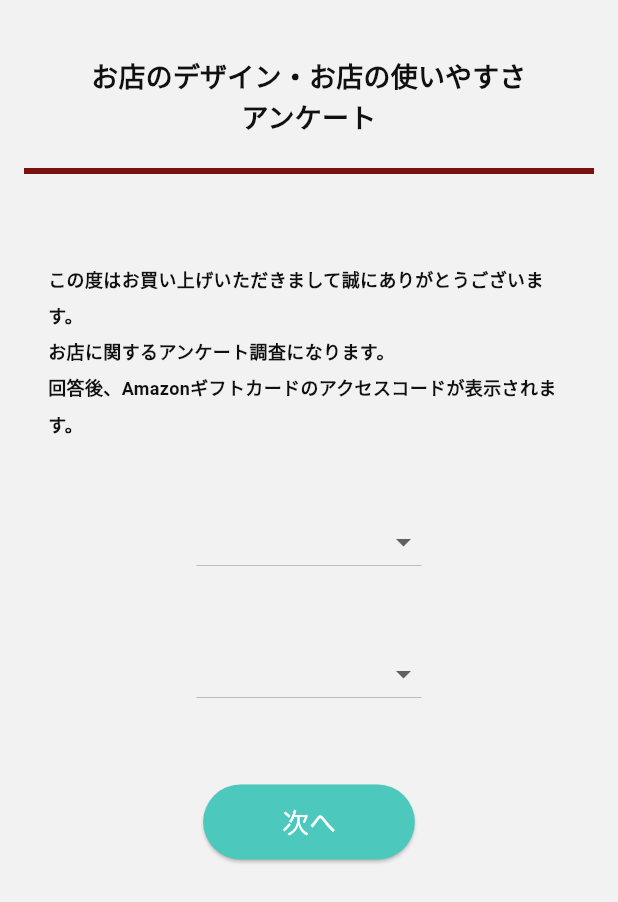
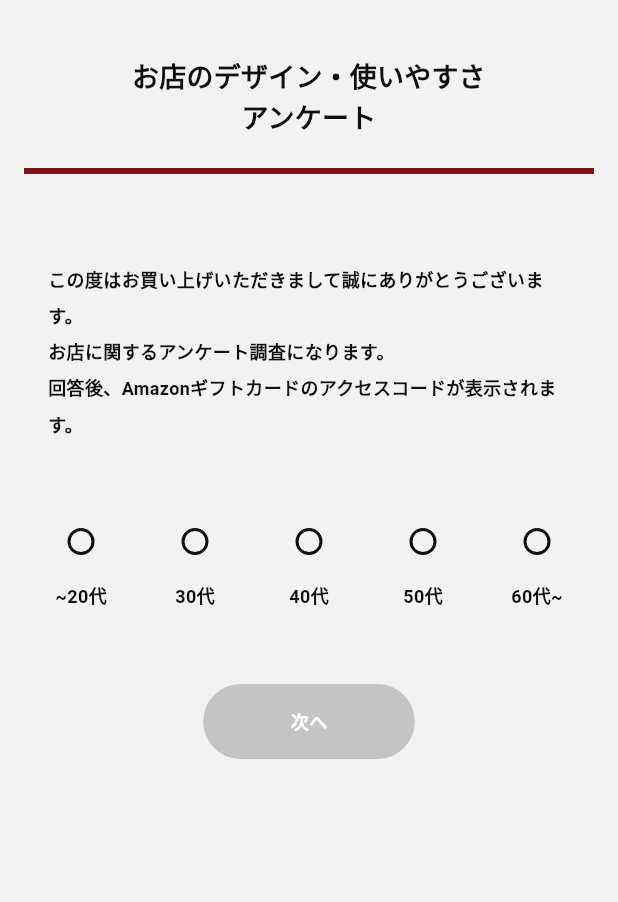
Before and after one commit to yigarashi-0117/chiku_log, a Flutter app: the screen it shows after launch, on a phone screen of 412 x 824 dp. Shown: the top 902 px of the screen. Run offline on Flutter 3.47's test engine with Material 3 defaults, Android fonts, the phone set to English and light mode, and no system bars; our stand-ins replace get, go_router, hive, hive_flutter, talker_flutter, web; missing offline and left inert: dart:js_interop, pointer_interceptor, pwa_install; accounts and stored records are empty.

Commit message:
ラジオボタン周りを更新とデータ保存をシングルトンクラスに移管

```diff
--- /dev/null
+++ b/lib/data/data_storage.dart
@@ -0,0 +1,51 @@
+import 'package:hive_flutter/hive_flutter.dart';
+import '/utils/log.dart';
+
+class DataStorage {
+  String id = "";
+  // private constructor
+  DataStorage._() {
+
+  }
+
+  static final DataStorage _instance = DataStorage._();
+
+  factory DataStorage() {
+    return _instance;
+  }
+
+  Future<void> initizalize() async {
+    await Hive.initFlutter();
+
+    // TODO: テナントIDを抽出する　、データ構造の定義
+    //URL取得
+    id = Uri.base.queryParameters["id"] ?? "id_not_found";
+
+    await Hive.initFlutter();
+    await Hive.openBox(id);
+    final box = Hive.box(id); // 既に open していれば取得だけ
+
+
+    final counter = box.get('counter', defaultValue: 0);
+    await box.put('counter', counter + 1);
+    final token = box.get('counter'); // => 'abc123'
+    Log().d(token.toString());
+
+  }
+
+  void close() async {
+    await Hive.close();
+  }
+
+  void saveData(String key, dynamic value) {
+    final box = Hive.box(id);
+    box.put(key, value);
+  }
+
+  dynamic getData(String key) {
+    final box = Hive.box(id);
+    return box.get(key);
+  }
+
+
+}
--- a/lib/ui/common/widgets/header.dart
+++ b/lib/ui/common/widgets/header.dart
@@ -11,7 +11,7 @@ class Header extends GetWidget<SurveyViewModel> {
       margin: const EdgeInsets.all(16),
       height: 100,
       alignment: Alignment.center,
-      child: Text('お店のデザイン・お店の使いやすさ\nアンケート', style: Theme.of(context).textTheme.titleMedium,textAlign: TextAlign.center,),
+      child: Text('お店のデザイン・使いやすさ\nアンケート', style: Theme.of(context).textTheme.titleMedium,textAlign: TextAlign.center,),
       decoration: BoxDecoration(
         border: Border(
           bottom: BorderSide(color: Color.fromARGB(255, 122, 18, 18), width:4),
--- a/lib/ui/core/themes/theme.dart
+++ b/lib/ui/core/themes/theme.dart
@@ -3,6 +3,8 @@ import 'package:flutter/material.dart';
 import 'colors.dart';
 
 abstract final class AppTheme {
+  static Color disabledColor = const Color(0xFFC4C4C4);
+  static Color white = const Color(0xFFFFFFFF);
   static const _textTheme = TextTheme(
     headlineLarge: TextStyle(fontSize: 32, fontWeight: FontWeight.w500),
     headlineSmall: TextStyle(fontSize: 18, fontWeight: FontWeight.w400),
--- a/lib/ui/survey/view_model/survey_viewmodel.dart
+++ b/lib/ui/survey/view_model/survey_viewmodel.dart
@@ -22,7 +22,7 @@ class SurveyViewModel extends GetxController {
   // [ lifecycle ]
   @override
   void onInit() {
-    createDummyData();
+    _createDummyData();
 
     super.onInit();
     dummyFocusNode.addListener(() {
@@ -45,7 +45,7 @@ class SurveyViewModel extends GetxController {
 
   // ------------------------------------------------------------
 
-  void createDummyData() {
+  void _createDummyData() {
     surveys.clear();
     List<String> questions = [
       "店舗のデザイン",
--- a/lib/ui/top/view_model/top_viewmodel.dart
+++ b/lib/ui/top/view_model/top_viewmodel.dart
@@ -1,16 +1,35 @@
 import 'package:get/get.dart';
+import 'package:hive/hive.dart';
+import '../../../ui/top/widgets/age_radio_button.dart';
+import '../../../utils/log.dart';
+import '../../../data/data_storage.dart';
+class TopViewModel extends GetxController {
+  final Rx<Age> age = (Age.none).obs;
+  final RxString gender = ''.obs;
+  final RxBool isChecked = false.obs;
 
-class TopViewModel extends GetxController {
-  final RxString age = ''.obs;
-  final RxString gender = ''.obs;
-
-  void setAge(String value) {
+  void setAge(Age value) {
     age.value = value;
+    checkValid();
+    _saveAge();
   }
 
   void setGender(String value) {
     gender.value = value;
   }
+
+  void checkValid(){
+    if(age.value != Age.none){
+      isChecked.value = true;
+    }
+  }
+
+  void _saveAge() async{
+    DataStorage().saveData('age', age.value.value);
+    // Log().d("[top_viewmodel] saveAge: $token");
+  }
+
+
 }
 
 class TopViewModelBinding extends Bindings {
--- /dev/null
+++ b/lib/ui/top/widgets/age_radio_button.dart
@@ -0,0 +1,62 @@
+import 'package:flutter/material.dart';
+
+enum Age {
+  none(0),
+  under20(20),
+  under30(30),
+  under40(40),
+  under50(50),
+  over50(60);
+
+  final int value;
+  const Age(this.value);
+}
+
+class AgeRadioButton extends StatefulWidget {
+  Age _age = Age.none;
+  Function(Age)? onRadioChanged;
+  AgeRadioButton({super.key, this.onRadioChanged});
+
+  @override
+  State<AgeRadioButton> createState() => _AgeRadioButtonState();
+}
+
+class _AgeRadioButtonState extends State<AgeRadioButton> {
+  Widget _customRadio(Age value, String title) {
+    return Flexible(
+      child: Column(
+        children: [
+          Radio(
+            value: value,
+            activeColor: Colors.black,
+            groupValue: widget._age,
+            onChanged: (value) {
+              setState(() {
+                widget._age = value ?? Age.none;
+                widget.onRadioChanged?.call(value ?? Age.none);
+              });
+            },
+          ),
+          Text(title),
+        ],
+      ),
+    );
+  }
+
+  @override
+  Widget build(BuildContext context) {
+    return Container(
+      margin: EdgeInsets.symmetric(horizontal: 16),
+      child: Row(
+        mainAxisAlignment: MainAxisAlignment.spaceAround,
+        children: [
+          _customRadio(Age.under20, "~20代"),
+          _customRadio(Age.under30, "30代"),
+          _customRadio(Age.under40, "40代"),
+          _customRadio(Age.under50, "50代"),
+          _customRadio(Age.over50, "60代~"),
+        ],
+      ),
+    );
+  }
+}
--- a/lib/ui/top/widgets/top_page.dart
+++ b/lib/ui/top/widgets/top_page.dart
@@ -3,6 +3,9 @@ import 'package:get/get.dart';
 import '../../common/widgets/header.dart';
 import '../../../routing/routes.dart';
 import '../view_model/top_viewmodel.dart';
+
+import '../../../ui/core/themes/theme.dart';
+import 'age_radio_button.dart';
 
 class TopPage extends GetWidget<TopViewModel> {
   const TopPage({super.key});
@@ -18,82 +21,82 @@ class TopPage extends GetWidget<TopViewModel> {
             Container(
               margin: EdgeInsets.only(top: 10),
               padding: EdgeInsets.all(32),
-            child: Text('この度はお買い上げいただきまして誠にありがとうございます。\nお店に関するアンケート調査になります。\n回答後、Amazonギフトカードのアクセスコードが表示されます。',
+              child: Text(
+                'この度はお買い上げいただきまして誠にありがとうございます。\nお店に関するアンケート調査になります。\n回答後、Amazonギフトカードのアクセスコードが表示されます。',
                 style: Theme.of(context).textTheme.bodyMedium,
                 textAlign: TextAlign.left,
               ),
             ),
+            // :: RadioButton ::
             Container(
-              width: 150,
+              width: double.infinity,
               // height: 50,
               margin: EdgeInsets.fromLTRB(0, 10, 0, 30),
-              child: Obx(() => DropdownButton<String>(
-                hint: Text('年齢', style: Theme.of(context).textTheme.bodyMedium?.copyWith(color: Colors.grey),),
-                isExpanded: true,
-                items:  [
-                  DropdownMenuItem<String>(child: Text(''), value: '',),
-                  DropdownMenuItem<String>(child: Text('~10代'), value: '10',),
-                  DropdownMenuItem<String>(child: Text('~20代'), value: '20',),
-                  DropdownMenuItem<String>(child: Text('~30代'), value: '30',),
-                  DropdownMenuItem<String>(child: Text('~40代'), value: '40',),
-                  DropdownMenuItem<String>(child: Text('50代~'), value: '50',),
-
-                ],
-                value: controller.age.value,
-                onChanged: (value) {
-                  controller.setAge(value ?? '');
+              child: AgeRadioButton(
+                onRadioChanged: (age) async {
+                  controller.setAge(age);
                 },
-              )),
+              ),
             ),
 
-            Container(
-              width: 150,
-              // height: 50,
-              margin: EdgeInsets.fromLTRB(0, 10, 0, 50),
-              child: Obx(() => DropdownButton<String>(
-                isExpanded: true,
-                items:  [
-                  DropdownMenuItem<String>(child: Text(''), value: '',),
-                  DropdownMenuItem<String>(child: Text('男性'), value: '男性',),
-                  DropdownMenuItem<String>(child: Text('女性'), value: '女性',),
-                  DropdownMenuItem<String>(child: Text('未解答'), value: '未解答',),
-
-
-                ],
-                value: controller.gender.value,
-                onChanged: (value) {
-                  controller.setGender(value ?? '');
-                },
-              )),
-            ),
-
-            ElevatedButton(
-                onPressed: () {
-                  Get.offNamed(Routes.SURVEY);
+            SizedBox(height: 16),
+            // :: 次へボタン ::
+            Obx(
+              () => controller.isChecked.value
+                  ? ElevatedButton(
+                      onPressed: () async {
+                        // final current = web.window.location.href;
+                        // Log().d("[onPressed] ${current}");
+                        await Get.offAllNamed(Routes.SURVEY);
+                        // await Get.offAll(
+                        //   SurveyPage(),
+                        //   binding: SurveyBinding(),
+                        //   routeName: Routes.HOME,
+                        // );
+                        // web.window.history.replaceState(null, '', current);
                       },
                       style: ElevatedButton.styleFrom(
                         backgroundColor: Theme.of(context).colorScheme.primary,
-                  foregroundColor: Theme.of(context).colorScheme.onPrimary,
+                        foregroundColor: Theme.of(
+                          context,
+                        ).colorScheme.onPrimary,
                       ),
-                child:SizedBox(
+                      child: SizedBox(
                         width: 100,
                         height: 50,
                         child: Center(
-                    child: Text('次へ'),
+                          child: Text(
+                            '次へ',
+                            style: Theme.of(context).textTheme.bodyMedium
+                                ?.copyWith(color: AppTheme.white),
                           ),
                         ),
                       ),
-
-
+                    )
+                  : ElevatedButton(
+                      onPressed: () async {},
+                      style: ElevatedButton.styleFrom(
+                        backgroundColor: AppTheme.disabledColor,
+                        foregroundColor: AppTheme.disabledColor,
+                        shadowColor: Color.fromARGB(0, 0, 0, 0),
+                        elevation: 0,
+                      ),
+                      child: SizedBox(
+                        width: 100,
+                        height: 50,
+                        child: Center(
+                          child: Text(
+                            '次へ',
+                            style: Theme.of(context).textTheme.bodyMedium
+                                ?.copyWith(color: AppTheme.white),
+                          ),
+                        ),
+                      ),
+                    ),
+            ),
           ],
         ),
-    ));
+      ),
+    );
   }
 }
-
-/*
-この度はお買い上げいただきまして誠にありがとうございます。
-お店に関するアンケート調査になります。
-回答後、Amazonギフトカードのアクセスコードが表示されます。
-
-*/
--- a/pubspec.yaml
+++ b/pubspec.yaml
@@ -40,6 +40,7 @@ dependencies:
   hive: ^2.2.3
   talker_flutter: ^4.9.3
   pwa_install: ^0.0.6
+  go_router: ^16.2.0
 
 dev_dependencies:
   flutter_test:
```
Also changed, not shown: lib/main.dart (+15 -22 lines), lib/ui/survey/widgets/survey_item.dart (+6 -13 lines), lib/ui/survey/widgets/survey_radio_button.dart (+74 -15 lines), pubspec.lock. Lines whose indentation alone changed are shown as unchanged.
